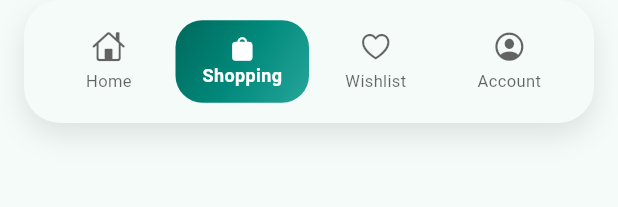
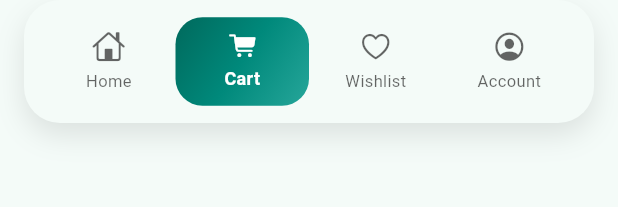
Before and after one commit to shahnewazIbrahim/fake_store_ecommerce, a Flutter app: the AppBottomNav widget shown alone on an empty page, opened directly, on a phone screen of 412 x 824 dp. Shown: the top 207 px of the screen. Run offline on Flutter 3.47's test engine with Material 3 defaults, Android fonts, the phone set to English and light mode, and no system bars; network calls fail.

Commit message:
common scaffhold create

```diff
--- a/lib/main.dart
+++ b/lib/main.dart
@@ -1,3 +1,4 @@
+import 'package:fake_store_ecommerce/screens/main_shell.dart';
 import 'package:flutter/material.dart';
 import 'providers/wishlist_provider.dart';
 import 'screens/home_screen.dart';
@@ -27,7 +28,8 @@ class MyApp extends StatelessWidget {
           colorSchemeSeed: Colors.teal,
           useMaterial3: true,
         ),
-        home: const HomeScreen(),
+        // home: const HomeScreen(),
+        home: const MainShell(),
       ),
     );
   }
--- a/lib/widgets/app_bottom_nav.dart
+++ b/lib/widgets/app_bottom_nav.dart
@@ -13,16 +13,17 @@ class AppBottomNav extends StatelessWidget {
 
   @override
   Widget build(BuildContext context) {
-    final labels = ['Home', 'Shopping', 'Wishlist', 'Account'];
+    // ✅ Shopping → Cart
+    final labels = ['Home', 'Cart', 'Wishlist', 'Account'];
     final inactive = [
       CupertinoIcons.house,
-      CupertinoIcons.bag,
+      CupertinoIcons.cart, // ← cart
       CupertinoIcons.heart,
       CupertinoIcons.person_crop_circle,
     ];
     final active = [
       CupertinoIcons.house_fill,
-      CupertinoIcons.bag_fill,
+      CupertinoIcons.cart_fill, // ← cart_fill
       CupertinoIcons.heart_fill,
       CupertinoIcons.person_crop_circle_fill,
     ];
@@ -68,48 +69,38 @@ class AppBottomNav extends StatelessWidget {
                       vertical: 10,
                     ),
                     decoration: BoxDecoration(
+                      // ✅ আপনার teal gradient
                       gradient: selected
                           ? const LinearGradient(
                         begin: Alignment.topLeft,
                         end: Alignment.bottomRight,
-                        // colors: [Color(0xFFFF8A00), Color(0xFFFF5C00)],
                         colors: [
                           Color(0xFF00695C),
                           Color(0xFF00897B),
                           Color(0xFF26A69A),
-                        ]
+                        ],
                       )
                           : null,
                       borderRadius: BorderRadius.circular(18),
                     ),
-                    child: selected
-                    // selected → capsule: icon + label (horizontal)
-                        ? Column(
-                      mainAxisAlignment: MainAxisAlignment.center,
+                    // ✅ selected অবস্থায়ও vertical icon+label (আপনার মতো)
+                    child: Column(
                       mainAxisSize: MainAxisSize.min,
                       children: [
-                        Icon(icon, size: 18, color: Colors.white),
-                        const SizedBox(width: 8),
-                        const SizedBox.shrink(),
-                        Text(
-                          labels[i],
-                          style: const TextStyle(
-                            color: Colors.white,
-                            fontWeight: FontWeight.w600,
-                            fontSize: 12
-                          ),
+                        Icon(
+                          icon,
+                          size: selected ? 18 : 22, // আপনার সেটিং
+                          color: selected ? Colors.white : hint,
                         ),
-                      ],
-                    )
-                    // idle → small icon + label (vertical)
-                        : Column(
-                      mainAxisSize: MainAxisSize.min,
-                      children: [
-                        Icon(icon, size: 22, color: hint),
                         const SizedBox(height: 4),
                         Text(
                           labels[i],
-                          style: TextStyle(fontSize: 11, color: hint),
+                          style: TextStyle(
+                            fontSize: selected ? 12 : 11, // আপনার সেটিং
+                            fontWeight:
+                            selected ? FontWeight.w600 : FontWeight.w400,
+                            color: selected ? Colors.white : hint,
+                          ),
                         ),
                       ],
                     ),
```
